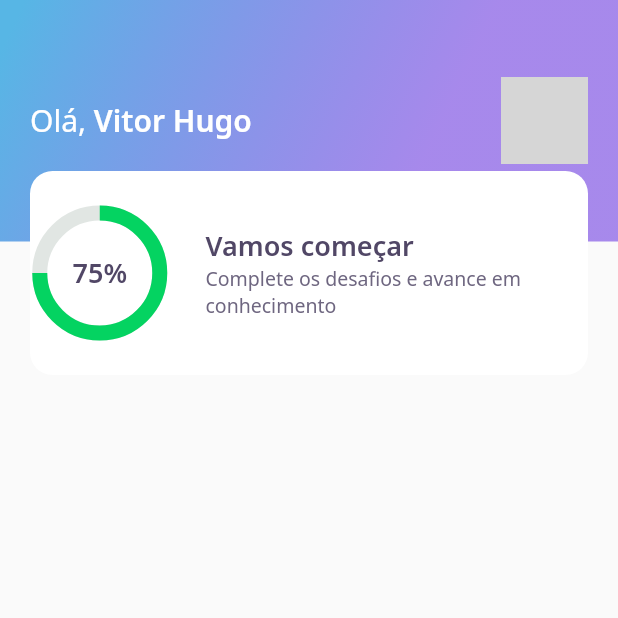
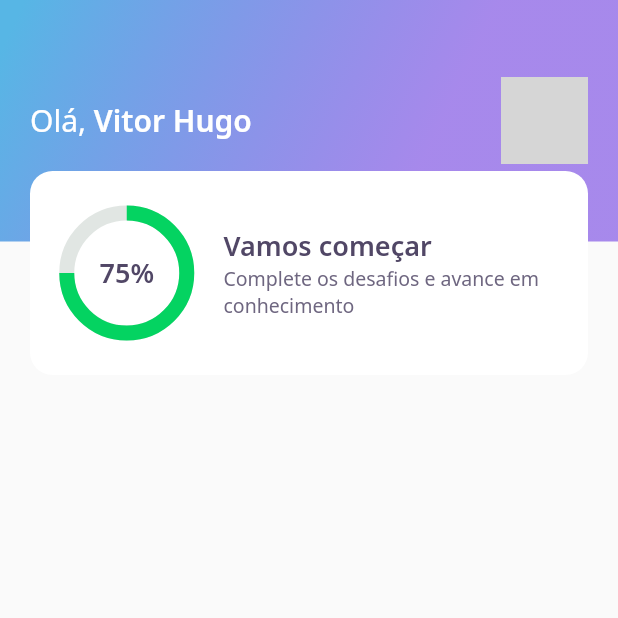
Before and after one commit to includeVitor/dev-quiz, a Flutter app: the screen it shows after launch, on a phone screen of 412 x 824 dp, the top half of it. Run offline on Flutter 3.47's test engine with Material 2 defaults, Android fonts, the phone set to English and light mode, and no system bars; our stand-ins replace google_fonts; network calls fail; grey boxes are pictures that could not be loaded.

Commit message:
align circle

```diff
--- a/lib/home/widgets/score_card/score_card_widget.dart
+++ b/lib/home/widgets/score_card/score_card_widget.dart
@@ -14,7 +14,10 @@ class ScoreCardWidget extends StatelessWidget {
         height: 136,
         decoration: BoxDecoration(
             color: AppColors.white, borderRadius: BorderRadius.circular(15)),
+        child: Padding(
+          padding: const EdgeInsets.symmetric(horizontal: 24),
           child: Row(
+            mainAxisAlignment: MainAxisAlignment.center,
             crossAxisAlignment: CrossAxisAlignment.center,
             children: [
               Expanded(flex: 1, child: ChartWidget()),
@@ -36,6 +39,7 @@ class ScoreCardWidget extends StatelessWidget {
             ],
           ),
         ),
+      ),
     );
   }
 }
```
Lines whose indentation alone changed are shown as unchanged.
